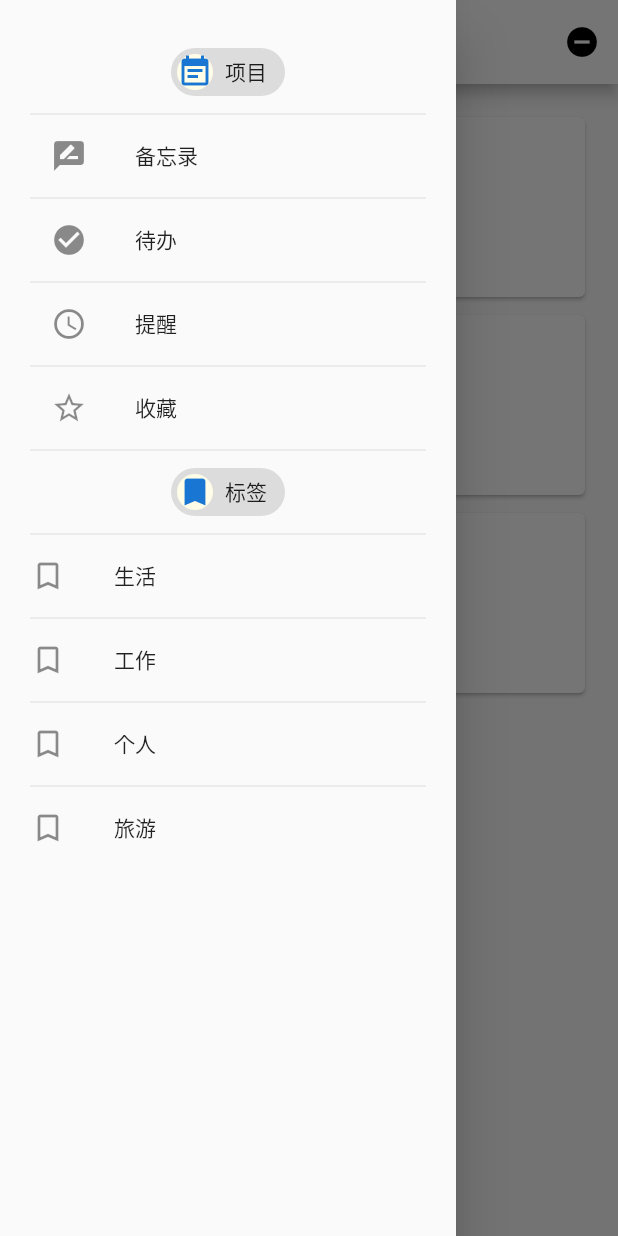
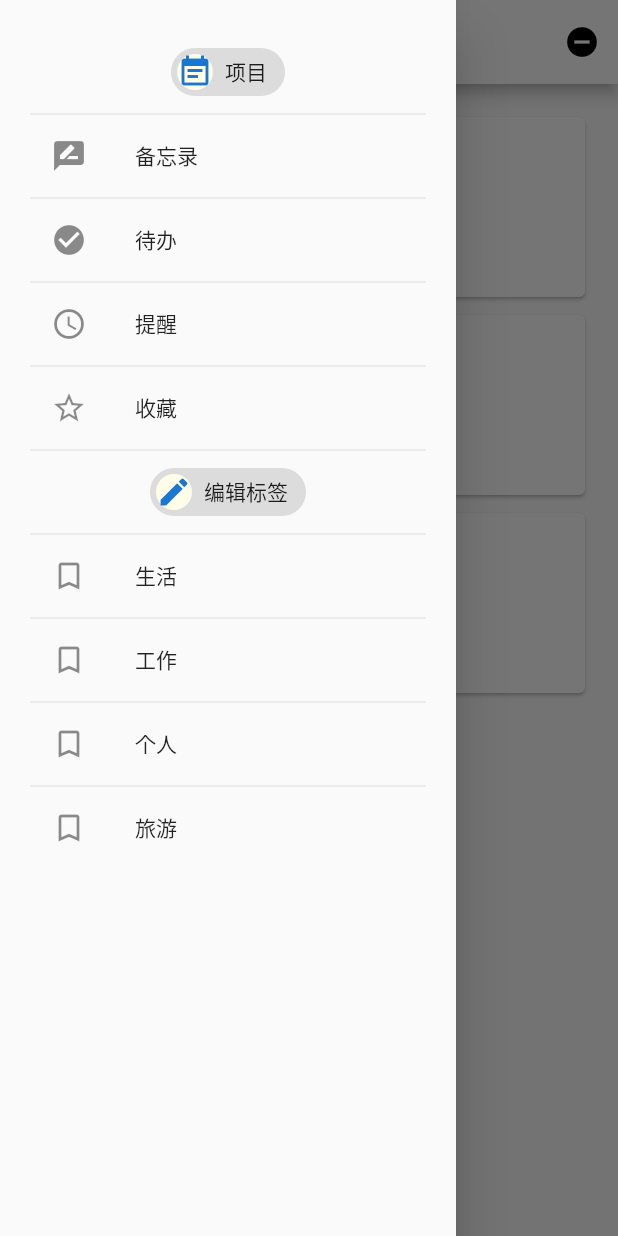
Before and after one commit to JiaFengZ/notepad, a Flutter app: the screen it shows after launch, with the side drawer open, on a phone screen of 412 x 824 dp. Run offline on Flutter 3.47's test engine with Material 2 defaults, Android fonts, the phone set to English and light mode, and no system bars.

Commit message:
feat: 保存书签；删除书签

```diff
--- a/lib/draw.dart
+++ b/lib/draw.dart
@@ -15,7 +15,10 @@ class _DrawListState extends State<DrawList> {
     final tiles = <Widget>[
       new ListTile(
           title: new Chip(
-            avatar: new CircleAvatar(backgroundColor: Colors.yellow.shade50, child: new Icon(Icons.event_note)),
+            avatar: new CircleAvatar(
+                backgroundColor: Colors.yellow.shade50,
+                child: new Icon(Icons.event_note)
+            ),
             label: new Text('项目'),
           ),
           contentPadding: const EdgeInsets.symmetric(horizontal: 14.0),
@@ -44,31 +47,31 @@ class _DrawListState extends State<DrawList> {
           title: new Chip(
             avatar: new CircleAvatar(
                 backgroundColor: Colors.yellow.shade50,
-                child: new Icon(Icons.bookmark)
+                child: new Icon(Icons.edit)
             ),
-            label: new Text('标签'),
+            label: new Text('编辑标签'),
           ),
           onTap: _editMark,
       ),
       new ListTile(
         title: new Text('生活'),
         leading: new Icon(Icons.bookmark_border),
-        contentPadding: const EdgeInsets.symmetric(horizontal: 0.0),
+        contentPadding: const EdgeInsets.symmetric(horizontal: 14.0),
       ),
       new ListTile(
           title: new Text('工作'),
           leading: new Icon(Icons.bookmark_border),
-          contentPadding: const EdgeInsets.symmetric(horizontal: 0.0)
+          contentPadding: const EdgeInsets.symmetric(horizontal: 14.0)
       ),
       new ListTile(
           title: new Text('个人'),
           leading: new Icon(Icons.bookmark_border),
-          contentPadding: const EdgeInsets.symmetric(horizontal: 0.0)
+          contentPadding: const EdgeInsets.symmetric(horizontal: 14.0)
       ),
       new ListTile(
           title: new Text('旅游'),
           leading: new Icon(Icons.bookmark_border),
-          contentPadding: const EdgeInsets.symmetric(horizontal: 0.0)
+          contentPadding: const EdgeInsets.symmetric(horizontal: 14.0)
       ),
     ];
 
```
Also changed, not shown: lib/components/editMark.dart (+66 -5 lines).
